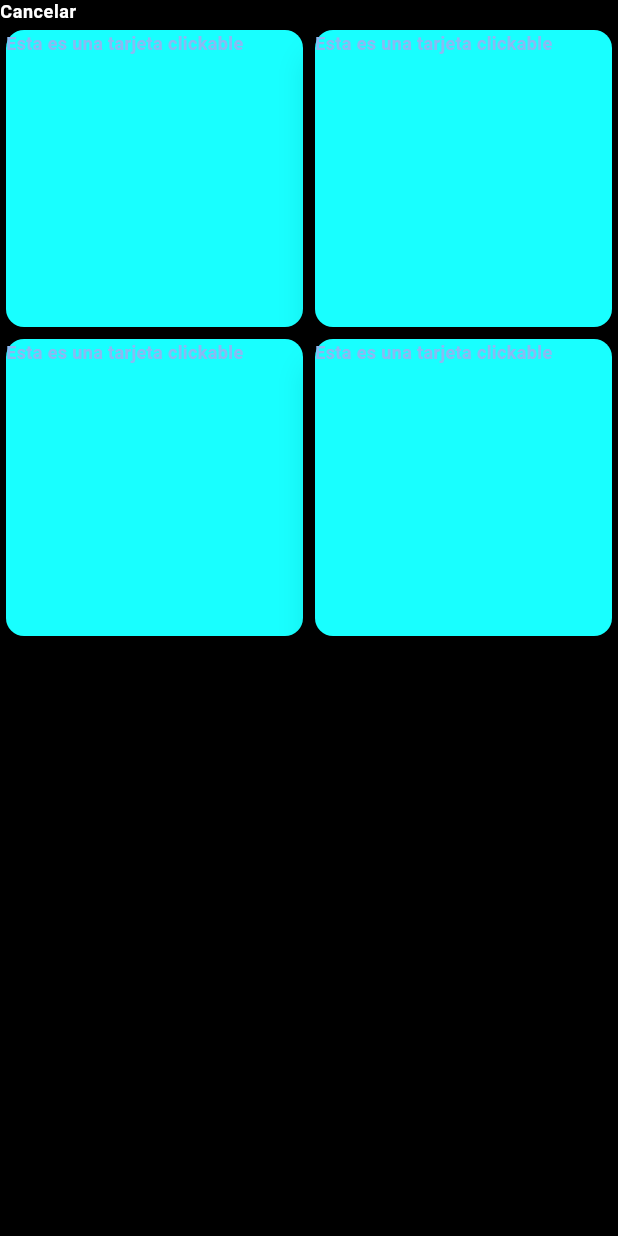
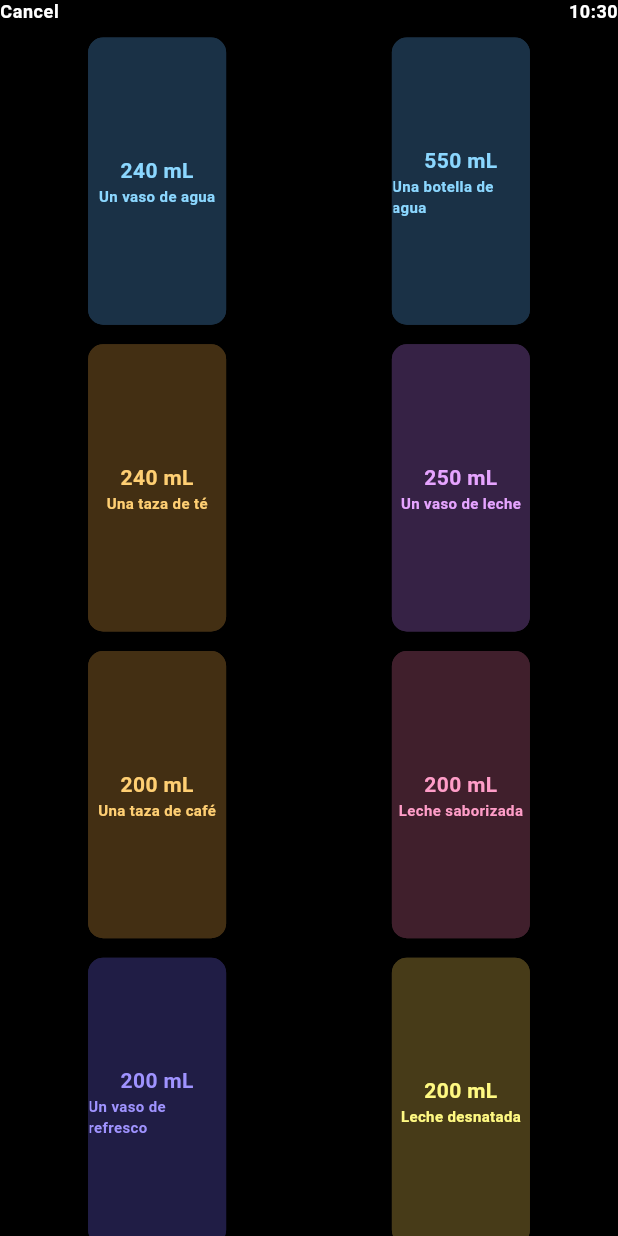
Before and after one commit to AlanJuarezF/Clone-HiWater, a Flutter app: the screen it shows after launch, after a tap on "Registrar", on a phone screen of 412 x 824 dp. Run offline on Flutter 3.47's test engine with Material 2 defaults, Android fonts, the phone set to English and light mode, and no system bars.

Commit message:
cards finish

```diff
--- a/lib/screens/drinks_screen.dart
+++ b/lib/screens/drinks_screen.dart
@@ -2,47 +2,149 @@ import 'package:flutter/material.dart';
 import 'package:intl/intl.dart';
 
 class DrinksScreen extends StatelessWidget {
-  const DrinksScreen({super.key});
+  DrinksScreen({Key? key}) : super(key: key);
+
+  final List<dynamic> typesOfDrinks = [
+    [
+      '240 mL',
+      'Un vaso de agua',
+      const Color.fromARGB(255, 26, 49, 70),
+      const Color.fromARGB(255, 139, 215, 255)
+    ],
+    [
+      '550 mL',
+      'Una botella de agua',
+      const Color.fromARGB(255, 26, 49, 70),
+      const Color.fromARGB(255, 139, 215, 255)
+    ],
+    [
+      '240 mL',
+      'Una taza de té',
+      const Color.fromARGB(255, 67, 47, 19),
+      const Color.fromARGB(255, 255, 207, 115)
+    ],
+    [
+      '250 mL',
+      'Un vaso de leche',
+      const Color.fromARGB(255, 54, 34, 69),
+      const Color.fromARGB(255, 230, 164, 255)
+    ],
+    [
+      '200 mL',
+      'Una taza de café',
+      const Color.fromARGB(255, 67, 47, 19),
+      const Color.fromARGB(255, 255, 207, 115)
+    ],
+    [
+      '200 mL',
+      'Leche saborizada',
+      const Color.fromARGB(255, 64, 31, 44),
+      const Color.fromARGB(255, 255, 157, 200)
+    ],
+    [
+      '200 mL',
+      'Un vaso de refresco',
+      const Color.fromARGB(255, 32, 29, 69),
+      const Color.fromARGB(255, 159, 147, 255)
+    ],
+    [
+      '200 mL',
+      'Leche desnatada',
+      const Color.fromARGB(255, 71, 59, 24),
+      const Color.fromARGB(255, 255, 249, 130)
+    ],
+  ];
 
   @override
   Widget build(BuildContext context) {
     return Scaffold(
-        appBar: AppBar(
-          toolbarHeight: 16.0,
-          leadingWidth: 100,
-          leading: Text(
-            'Cancelar',
-            style: Theme.of(context).textTheme.bodySmall,
+      appBar: AppBar(
+        toolbarHeight: 16.0,
+        leadingWidth: 100,
+        leading: GestureDetector(
+            onTap: () {
+              Navigator.pop(context);
+            },
+            child: Text(
+              'Cancel',
+              style: Theme.of(context).textTheme.bodySmall,
+            )),
+        actions: [_hour(context)],
+      ),
+      body: GridView.count(
+        primary: false,
+        padding: const EdgeInsets.all(5),
+        crossAxisSpacing: 3,
+        mainAxisSpacing: 5,
+        crossAxisCount: 2,
+        children: [
+          _oneCard(context, 0),
+          _oneCard(context, 1),
+          _oneCard(context, 2),
+          _oneCard(context, 3),
+          _oneCard(context, 4),
+          _oneCard(context, 5),
+          _oneCard(context, 6),
+          _oneCard(context, 7),
+        ],
+      ),
+    );
+  }
+
+  Widget _oneCard(BuildContext context, int type) {
+    return GestureDetector(
+      onTap: () {
+        Navigator.pop(context);
+      },
+      child: Center(
+        child: SizedBox(
+          width: 100.0,
+          //height: 60.0,
+          child: Card(
+            elevation: 10.0,
+            color: typesOfDrinks[type][2],
+            shape: RoundedRectangleBorder(
+              side: BorderSide(
+                color: typesOfDrinks[type][2],
+              ),
+              borderRadius: BorderRadius.circular(10.0),
+            ),
+            child: Column(
+              mainAxisAlignment: MainAxisAlignment.center,
+              children: [
+                Text(
+                  typesOfDrinks[type][0],
+                  textAlign: TextAlign.center,
+                  style: TextStyle(
+                    fontWeight: FontWeight.bold,
+                    color: typesOfDrinks[type][3],
+                    fontSize: 14,
+                  ),
+                ),
+                Text(
+                  typesOfDrinks[type][1],
+                  style: TextStyle(
+                    color: typesOfDrinks[type][3],
+                    fontSize: 10,
+                  ),
+                ),
+              ],
+            ),
           ),
         ),
-        body: GridView.count(crossAxisCount: 2, children: [
-          _oneCard(context),
-          _oneCard(context),
-          _oneCard(context),
-          _oneCard(context),
-        ]));
-  }
-
-  Widget _oneCard(BuildContext context) {
-    return GestureDetector(
-      onTap: () {
-        Navigator.pushNamed(context, '/drinks');
-      },
-      child: const SizedBox(
-        height: 100.0,
-        child: Card(
-            elevation: 10.0,
-            color: Colors.cyanAccent,
-            child: Text('Esta es una tarjeta clickable')),
       ),
     );
   }
 
   Widget _hour(BuildContext context) {
-    String formattedTime = DateFormat.Hm().format(DateTime.now());
-    return Text(
-      formattedTime,
-      style: Theme.of(context).textTheme.bodyMedium,
+    return StreamBuilder(
+      stream: Stream.periodic(const Duration(seconds: 1)),
+      builder: (context, snapshot) {
+        return Text(
+          DateFormat.Hm().format(DateTime.now()),
+          style: Theme.of(context).textTheme.bodySmall,
+        );
+      },
     );
   }
 }
--- a/lib/screens/start_screen.dart
+++ b/lib/screens/start_screen.dart
@@ -1,3 +1,4 @@
+import 'dart:async';
 import 'package:flutter/material.dart';
 import 'package:water_counter_app/assets/interval_progress_bar.dart';
 import 'package:intl/intl.dart';
@@ -43,10 +44,14 @@ class _StartScreenState extends State<StartScreen> {
   }
 
   Widget _hour() {
-    String formattedTime = DateFormat.Hm().format(DateTime.now());
-    return Text(
-      formattedTime,
-      style: Theme.of(context).textTheme.bodyMedium,
+    return StreamBuilder(
+      stream: Stream.periodic(const Duration(seconds: 1)),
+      builder: (context, snapshot) {
+        return Text(
+          DateFormat.Hm().format(DateTime.now()),
+          style: Theme.of(context).textTheme.bodySmall,
+        );
+      },
     );
   }
 
@@ -161,10 +166,8 @@ class _StartScreenState extends State<StartScreen> {
         constraints: const BoxConstraints.tightFor(width: 120, height: 30),
         child: ElevatedButton(
             onPressed: () {
-              Navigator.push(
-                  context,
-                  MaterialPageRoute(
-                      builder: (context) => const DrinksScreen()));
+              Navigator.push(context,
+                  MaterialPageRoute(builder: (context) => DrinksScreen()));
             },
             child: const Text('Registrar')),
       ),
```
